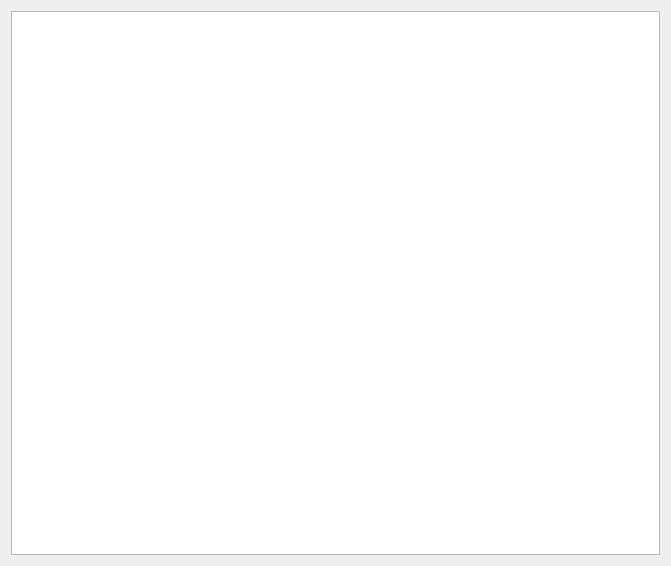
This is src/ui/vms/vm_window.ui in matty45/collabvm-cpp-client as Qt 5 draws it before an edit. The edited form follows.
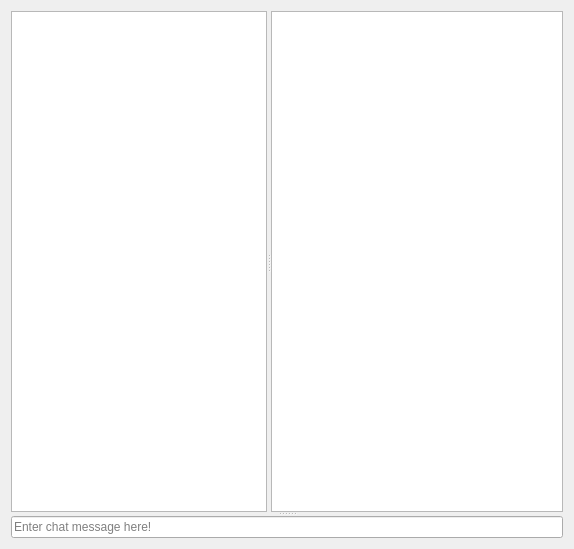
This is the edited form. Icons and pictures are not drawn.

Commit message: Design chat window Alter debug test for printing vm listings.

```diff
--- a/src/ui/vms/vm_window.ui
+++ b/src/ui/vms/vm_window.ui
@@ -6,8 +6,8 @@
    <rect>
     <x>0</x>
     <y>0</y>
-    <width>671</width>
-    <height>566</height>
+    <width>574</width>
+    <height>549</height>
    </rect>
   </property>
   <property name="minimumSize">
@@ -24,10 +24,60 @@
   </property>
   <layout class="QGridLayout" name="gridLayout">
    <item row="0" column="0">
-    <widget class="QListView" name="user_list_view">
-     <property name="uniformItemSizes">
-      <bool>true</bool>
+    <widget class="QSplitter" name="splitter_2">
+     <property name="orientation">
+      <enum>Qt::Orientation::Vertical</enum>
      </property>
+     <widget class="QSplitter" name="splitter">
+      <property name="sizePolicy">
+       <sizepolicy hsizetype="Expanding" vsizetype="Preferred">
+        <horstretch>0</horstretch>
+        <verstretch>1</verstretch>
+       </sizepolicy>
+      </property>
+      <property name="orientation">
+       <enum>Qt::Orientation::Horizontal</enum>
+      </property>
+      <property name="childrenCollapsible">
+       <bool>false</bool>
+      </property>
+      <widget class="QListView" name="user_list_view">
+       <property name="sizePolicy">
+        <sizepolicy hsizetype="Minimum" vsizetype="Expanding">
+         <horstretch>0</horstretch>
+         <verstretch>0</verstretch>
+        </sizepolicy>
+       </property>
+       <property name="minimumSize">
+        <size>
+         <width>150</width>
+         <height>0</height>
+        </size>
+       </property>
+       <property name="layoutDirection">
+        <enum>Qt::LayoutDirection::LeftToRight</enum>
+       </property>
+       <property name="uniformItemSizes">
+        <bool>true</bool>
+       </property>
+      </widget>
+      <widget class="QListView" name="chat_list_view">
+       <property name="sizePolicy">
+        <sizepolicy hsizetype="Expanding" vsizetype="Expanding">
+         <horstretch>1</horstretch>
+         <verstretch>0</verstretch>
+        </sizepolicy>
+       </property>
+      </widget>
+     </widget>
+     <widget class="QLineEdit" name="chat_input_box">
+      <property name="placeholderText">
+       <string>Enter chat message here!</string>
+      </property>
+      <property name="clearButtonEnabled">
+       <bool>true</bool>
+      </property>
+     </widget>
     </widget>
    </item>
   </layout>
```
The commit also changes 1 other file.
